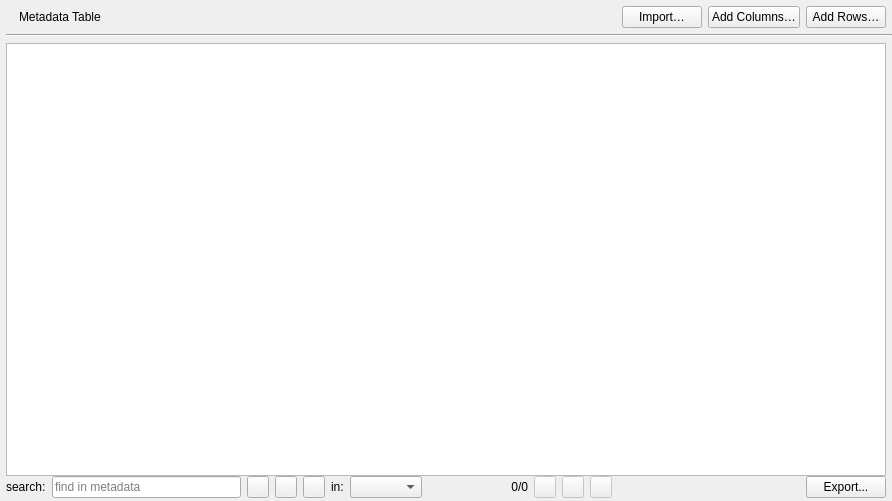
This is src/MetadataArea/ui/metadata_table.ui in eidora-desktop/EIDORA as Qt 5 draws it before an edit. The edited form follows.
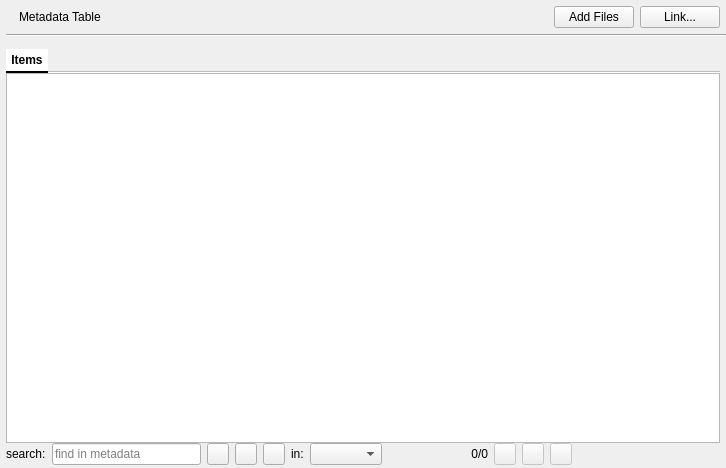
This is the edited form. Icons and pictures are not drawn.

Commit message: Improve embedding, thumbnail, and metadata workflows (#58)

What changed in the file:
```diff
--- a/src/MetadataArea/ui/metadata_table.ui
+++ b/src/MetadataArea/ui/metadata_table.ui
@@ -6,8 +6,8 @@
    <rect>
     <x>0</x>
     <y>0</y>
-    <width>892</width>
-    <height>501</height>
+    <width>726</width>
+    <height>468</height>
    </rect>
   </property>
   <property name="windowTitle">
@@ -118,7 +118,7 @@
         <item>
          <widget class="QPushButton" name="button_import_metadata">
           <property name="text">
-           <string>Import…</string>
+           <string>Add Files</string>
           </property>
           <property name="default">
            <bool>false</bool>
@@ -126,16 +126,12 @@
          </widget>
         </item>
         <item>
-         <widget class="QPushButton" name="button_add_columns">
-          <property name="text">
-           <string>Add Columns…</string>
+         <widget class="QPushButton" name="button_link_tables">
+          <property name="toolTip">
+           <string>Link metadata records to Items</string>
           </property>
-         </widget>
-        </item>
-        <item>
-         <widget class="QPushButton" name="button_add_rows">
           <property name="text">
-           <string>Add Rows…</string>
+           <string>Link...</string>
           </property>
          </widget>
         </item>
@@ -155,6 +151,63 @@
     </widget>
    </item>
    <item>
+    <widget class="QWidget" name="table_container" native="true">
+     <layout class="QVBoxLayout" name="verticalLayout_2">
+      <property name="spacing">
+       <number>0</number>
+      </property>
+      <property name="leftMargin">
+       <number>0</number>
+      </property>
+      <property name="topMargin">
+       <number>12</number>
+      </property>
+      <property name="rightMargin">
+       <number>6</number>
+      </property>
+      <property name="bottomMargin">
+       <number>0</number>
+      </property>
+      <item>
+       <widget class="QTabWidget" name="tabs_metadata">
+        <property name="styleSheet">
+         <string notr="true">QTabBar::tab { font-style: italic; font-weight: normal; padding: 4px 4px; color: palette(window-text); background-color: palette(window); border-bottom: 2px solid transparent; }
+QTabBar::tab:selected { background-color: palette(base); border-bottom: 2px solid palette(window-text); }
+QTabBar::tab:first, QTabBar::tab:only-one { font-style: normal; font-weight: bold; padding: 4px 6px; }</string>
+        </property>
+        <property name="iconSize">
+         <size>
+          <width>14</width>
+          <height>14</height>
+         </size>
+        </property>
+        <property name="usesScrollButtons">
+         <bool>true</bool>
+        </property>
+        <property name="documentMode">
+         <bool>true</bool>
+        </property>
+        <property name="tabsClosable">
+         <bool>false</bool>
+        </property>
+        <widget class="QWidget" name="page_metadata_table">
+         <attribute name="title">
+          <string>Items</string>
+         </attribute>
+         <layout class="QVBoxLayout" name="layout_metadata_tab">
+          <property name="leftMargin">
+           <number>0</number>
+          </property>
+          <property name="topMargin">
+           <number>0</number>
+          </property>
+          <property name="rightMargin">
+           <number>0</number>
+          </property>
+          <property name="bottomMargin">
+           <number>0</number>
+          </property>
+          <item>
     <widget class="QFrame" name="panel_metadata_table">
      <property name="sizePolicy">
       <sizepolicy hsizetype="Expanding" vsizetype="Expanding">
@@ -182,10 +235,10 @@
        <number>0</number>
       </property>
       <property name="topMargin">
-       <number>6</number>
+              <number>0</number>
       </property>
       <property name="rightMargin">
-       <number>6</number>
+              <number>0</number>
       </property>
       <property name="bottomMargin">
        <number>0</number>
@@ -464,14 +517,14 @@
            </property>
           </spacer>
          </item>
-         <item>
-          <widget class="QPushButton" name="button_export_metadata">
-           <property name="text">
-            <string>Export...</string>
-           </property>
+               </layout>
           </widget>
          </item>
         </layout>
+           </widget>
+          </item>
+         </layout>
+        </widget>
        </widget>
       </item>
      </layout>
```
Left out of the diff: 2 changed lines with no effect on the pictures. Lines whose indentation alone changed are shown as unchanged. The commit also changes 229 other files.
